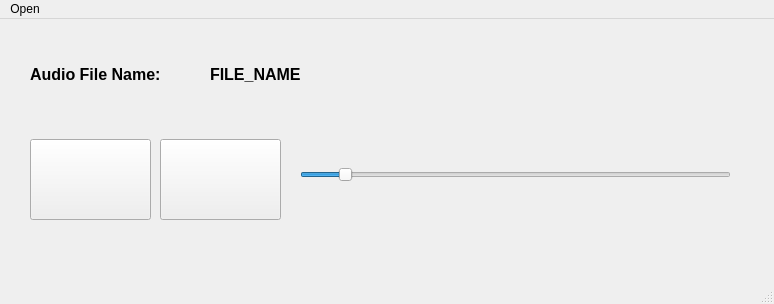
The window that mainwindow.ui (VictorManuelLopezHenao/ProyectoFinal) describes before a commit, drawn with Qt 5.
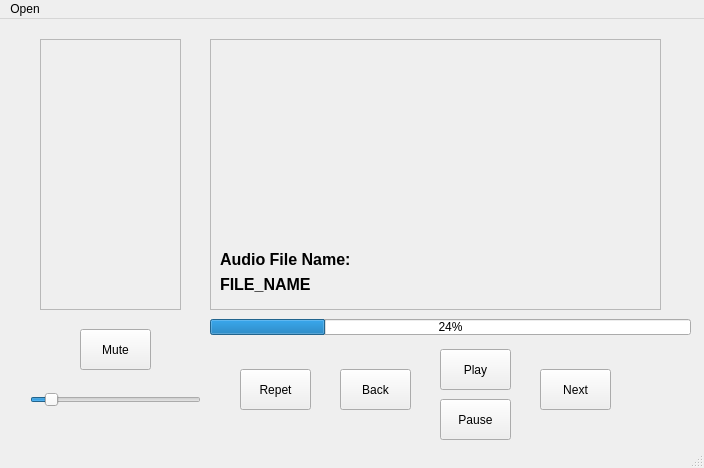
The same window after the commit.

The edit to the form file:
```diff
--- a/mainwindow.ui
+++ b/mainwindow.ui
@@ -6,87 +6,52 @@
    <rect>
     <x>0</x>
     <y>0</y>
-    <width>774</width>
-    <height>304</height>
+    <width>704</width>
+    <height>468</height>
    </rect>
   </property>
   <property name="windowTitle">
    <string>MainWindow</string>
   </property>
   <widget class="QWidget" name="centralwidget">
-   <widget class="QLabel" name="Ibl_Title_File_Name">
-    <property name="geometry">
-     <rect>
-      <x>30</x>
-      <y>20</y>
-      <width>171</width>
-      <height>71</height>
-     </rect>
-    </property>
-    <property name="font">
-     <font>
-      <pointsize>12</pointsize>
-      <bold>true</bold>
-     </font>
-    </property>
-    <property name="text">
-     <string>Audio File Name:</string>
-    </property>
-   </widget>
-   <widget class="QLabel" name="Lbl_Value_File_Name">
-    <property name="geometry">
-     <rect>
-      <x>210</x>
-      <y>20</y>
-      <width>531</width>
-      <height>71</height>
-     </rect>
-    </property>
-    <property name="font">
-     <font>
-      <pointsize>12</pointsize>
-      <bold>true</bold>
-     </font>
-    </property>
-    <property name="text">
-     <string>FILE_NAME</string>
-    </property>
-   </widget>
    <widget class="QPushButton" name="pushButton_Play">
     <property name="geometry">
      <rect>
-      <x>30</x>
-      <y>120</y>
-      <width>121</width>
-      <height>81</height>
+      <x>440</x>
+      <y>330</y>
+      <width>71</width>
+      <height>41</height>
      </rect>
     </property>
     <property name="text">
-     <string/>
+     <string>Play</string>
     </property>
    </widget>
    <widget class="QPushButton" name="pushButton_Pause">
     <property name="geometry">
      <rect>
-      <x>160</x>
-      <y>120</y>
-      <width>121</width>
-      <height>81</height>
+      <x>440</x>
+      <y>380</y>
+      <width>71</width>
+      <height>41</height>
      </rect>
     </property>
     <property name="text">
-     <string/>
+     <string>Pause</string>
     </property>
    </widget>
    <widget class="QSlider" name="horizontalSlider_Volume_Control">
     <property name="geometry">
      <rect>
-      <x>300</x>
-      <y>120</y>
-      <width>431</width>
-      <height>71</height>
+      <x>30</x>
+      <y>360</y>
+      <width>171</width>
+      <height>41</height>
      </rect>
     </property>
+    <property name="styleSheet">
+     <string notr="true"/>
+    </property>
     <property name="minimum">
      <number>1</number>
     </property>
@@ -100,14 +65,149 @@
      <enum>Qt::Orientation::Horizontal</enum>
     </property>
    </widget>
+   <widget class="QFrame" name="frame_Pantalla_Video">
+    <property name="geometry">
+     <rect>
+      <x>210</x>
+      <y>20</y>
+      <width>451</width>
+      <height>271</height>
+     </rect>
+    </property>
+    <property name="frameShape">
+     <enum>QFrame::Shape::StyledPanel</enum>
+    </property>
+    <property name="frameShadow">
+     <enum>QFrame::Shadow::Raised</enum>
+    </property>
+    <widget class="QLabel" name="Ibl_Title_File_Name">
+     <property name="geometry">
+      <rect>
+       <x>10</x>
+       <y>200</y>
+       <width>261</width>
+       <height>41</height>
+      </rect>
+     </property>
+     <property name="font">
+      <font>
+       <pointsize>12</pointsize>
+       <bold>true</bold>
+      </font>
+     </property>
+     <property name="text">
+      <string>Audio File Name:</string>
+     </property>
+    </widget>
+    <widget class="QLabel" name="Lbl_Value_File_Name">
+     <property name="geometry">
+      <rect>
+       <x>10</x>
+       <y>230</y>
+       <width>441</width>
+       <height>31</height>
+      </rect>
+     </property>
+     <property name="font">
+      <font>
+       <pointsize>12</pointsize>
+       <bold>true</bold>
+      </font>
+     </property>
+     <property name="text">
+      <string>FILE_NAME</string>
+     </property>
+    </widget>
+   </widget>
+   <widget class="QFrame" name="frame_Biblioteca">
+    <property name="geometry">
+     <rect>
+      <x>40</x>
+      <y>20</y>
+      <width>141</width>
+      <height>271</height>
+     </rect>
+    </property>
+    <property name="frameShape">
+     <enum>QFrame::Shape::StyledPanel</enum>
+    </property>
+    <property name="frameShadow">
+     <enum>QFrame::Shadow::Raised</enum>
+    </property>
+   </widget>
+   <widget class="QPushButton" name="pushButton_Next">
+    <property name="geometry">
+     <rect>
+      <x>540</x>
+      <y>350</y>
+      <width>71</width>
+      <height>41</height>
+     </rect>
+    </property>
+    <property name="text">
+     <string>Next</string>
+    </property>
+   </widget>
+   <widget class="QPushButton" name="pushButton_Repet">
+    <property name="geometry">
+     <rect>
+      <x>240</x>
+      <y>350</y>
+      <width>71</width>
+      <height>41</height>
+     </rect>
+    </property>
+    <property name="text">
+     <string>Repet</string>
+    </property>
+   </widget>
+   <widget class="QPushButton" name="pushButton_Mute">
+    <property name="geometry">
+     <rect>
+      <x>80</x>
+      <y>310</y>
+      <width>71</width>
+      <height>41</height>
+     </rect>
+    </property>
+    <property name="text">
+     <string>Mute</string>
+    </property>
+   </widget>
+   <widget class="QPushButton" name="pushButton_Back">
+    <property name="geometry">
+     <rect>
+      <x>340</x>
+      <y>350</y>
+      <width>71</width>
+      <height>41</height>
+     </rect>
+    </property>
+    <property name="text">
+     <string>Back</string>
+    </property>
+   </widget>
+   <widget class="QProgressBar" name="progressBar">
+    <property name="geometry">
+     <rect>
+      <x>210</x>
+      <y>300</y>
+      <width>481</width>
+      <height>16</height>
+     </rect>
+    </property>
+    <property name="value">
+     <number>24</number>
+    </property>
+   </widget>
   </widget>
   <widget class="QMenuBar" name="menubar">
    <property name="geometry">
     <rect>
      <x>0</x>
      <y>0</y>
-     <width>774</width>
-     <height>25</height>
+     <width>704</width>
+     <height>18</height>
     </rect>
    </property>
    <widget class="QMenu" name="menuOpen">
```
